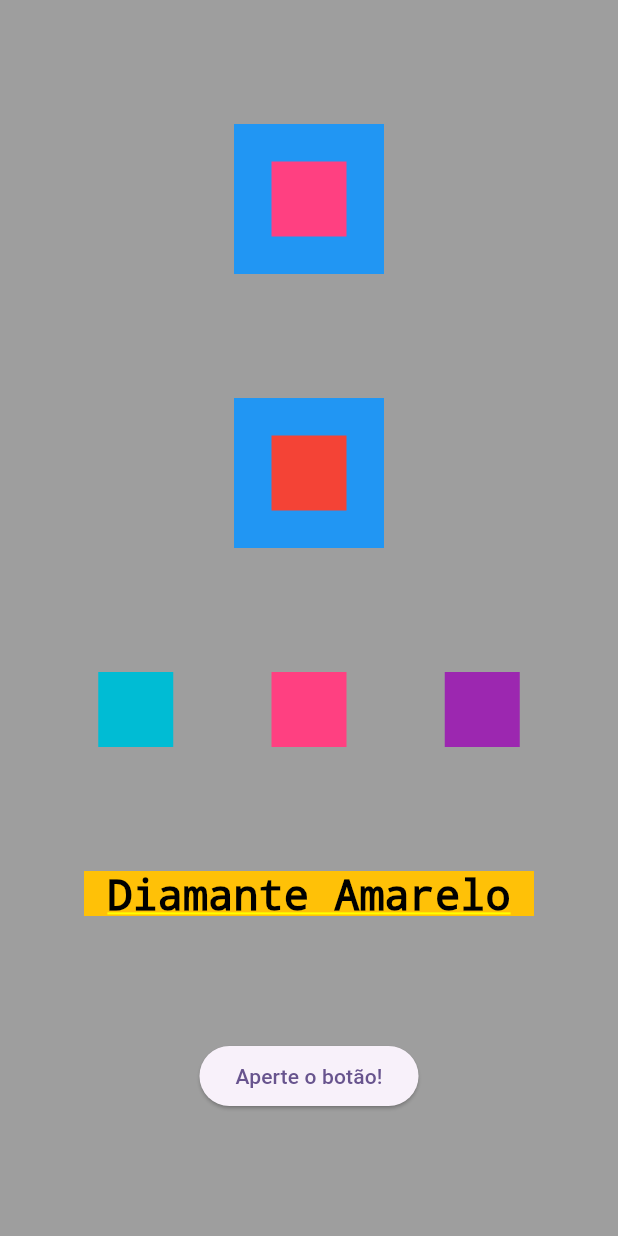
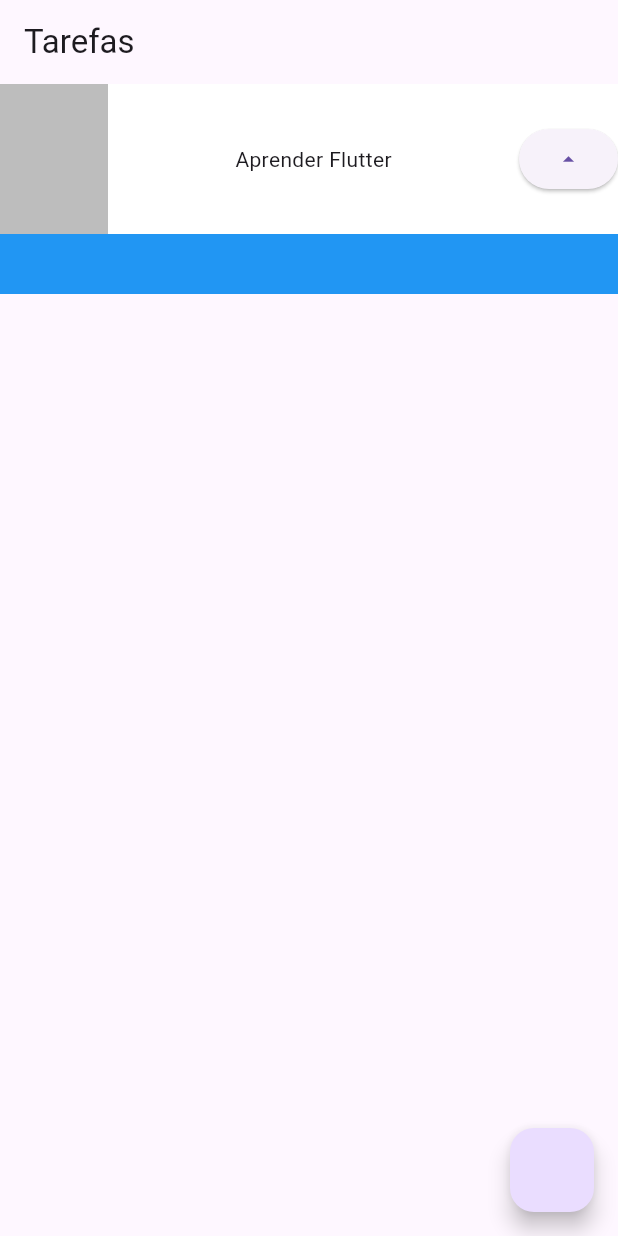
Before and after one commit to RaissaCarlucio/Flutter-Dart-Alura, a Flutter app: the screen it shows after launch, on a phone screen of 412 x 824 dp. Run offline on Flutter 3.47's test engine with Material 3 defaults, Android fonts, the phone set to English and light mode, and no system bars.

Commit message:
Aula 2, Criando um projeto com os conhecimentos da Aula anterior

```diff
--- a/lib/main.dart
+++ b/lib/main.dart
@@ -1,3 +1,15 @@
+//Material Design = criado pela google, cores e formatos prontos, alinhamento e espaçamento definidos
+//Design Adaptável = Material Components Widgets = Esstrutura, botões, selecionáveis, painéis, displays, layout, etc
+//Para dispositivos da Apple = Cupertino
+//Cores e formatos padronizados, funções e animações como devem ser na apple.
+//Cupertino (IOS-Stule Widgets) = Transições, botões, selecionáveis
+//Formatos mais predefinidos. Não é obrigado usar eles para cada um, mas é legal.
+
+//Como definir uma cor no Flutter?
+//Quanto tem de cada cor de acordo com o numero
+//Tem de 0 a 255 com valores de branco, vermelho, verde e azul
+//ARGB = Alpha(branco), Red, Green, Blue (255,24,117,232)
+
 import 'package:flutter/material.dart';
 
 void main() {
@@ -12,56 +24,29 @@ class MyApp extends StatelessWidget {
   Widget build(BuildContext context) {
     return MaterialApp(
       title: 'Flutter Demo',
-      theme: ThemeData(
-        colorScheme: ColorScheme.fromSeed(seedColor: Colors.deepPurple),
-      ),
-      home: Container(
-        color: Colors.grey,
-        child: Column(
-          mainAxisAlignment: MainAxisAlignment.spaceEvenly,
-          crossAxisAlignment: CrossAxisAlignment.center,
-          children: [
-            Stack(
-              alignment: AlignmentDirectional.center,
-              children: [
-                Container(color: Colors.blue, width: 100, height: 100),
-                Container(color: Colors.pinkAccent, width: 50, height: 50),
-              ],
-            ),
-            Stack(
-              alignment: AlignmentDirectional.center,
-              children: [
-                Container(color: Colors.blue, width: 100, height: 100),
-                Container(color: Colors.red, width: 50, height: 50),
-              ],
-            ),
-            Row(
-              mainAxisAlignment: MainAxisAlignment.spaceEvenly,
-              crossAxisAlignment: CrossAxisAlignment.center,
-              children: [
-                Container(color: Colors.cyan, height: 50, width: 50),
-                Container(color: Colors.pinkAccent, height: 50, width: 50),
-                Container(color: Colors.purple, height: 50, width: 50),
-              ],
-            ),
-            Container(
-              color: Colors.amber,
-              height: 30,
-              width: 300,
-              child: Text(
-                'Diamante Amarelo',
-                style: TextStyle(color: Colors.black, fontSize: 28),
-                textAlign: TextAlign.center,
+      theme: ThemeData(primarySwatch: Colors.blue),
+      home: Scaffold(
+        appBar: AppBar(title: Text('Tarefas')),
+        body: Container(
+          child: Stack(
+            children: [
+              Container(color: Colors.blue, height: 140),
+              Container(
+                color: Colors.white,
+                height: 100,
+                child: Row(
+                  mainAxisAlignment:MainAxisAlignment.spaceBetween ,
+                  children: [
+                    Container(color: Colors.black26, width: 72, height: 100),
+                    Text('Aprender Flutter'),
+                    ElevatedButton(onPressed: (){}, child: Icon(Icons.arrow_drop_up))
+                  ],
+                ),
               ),
-            ),
-            ElevatedButton(
-              onPressed: () {
-                print('Você apertou o Botão');
-              },
-              child: Text('Aperte o botão!'),
-            ),
-          ],
+            ],
+          ),
         ),
+        floatingActionButton: FloatingActionButton(onPressed: () {}),
       ),
     );
   }
```
Also changed, not shown: lib/minha_primeira_tela.dart (added, +81 -0 lines).
